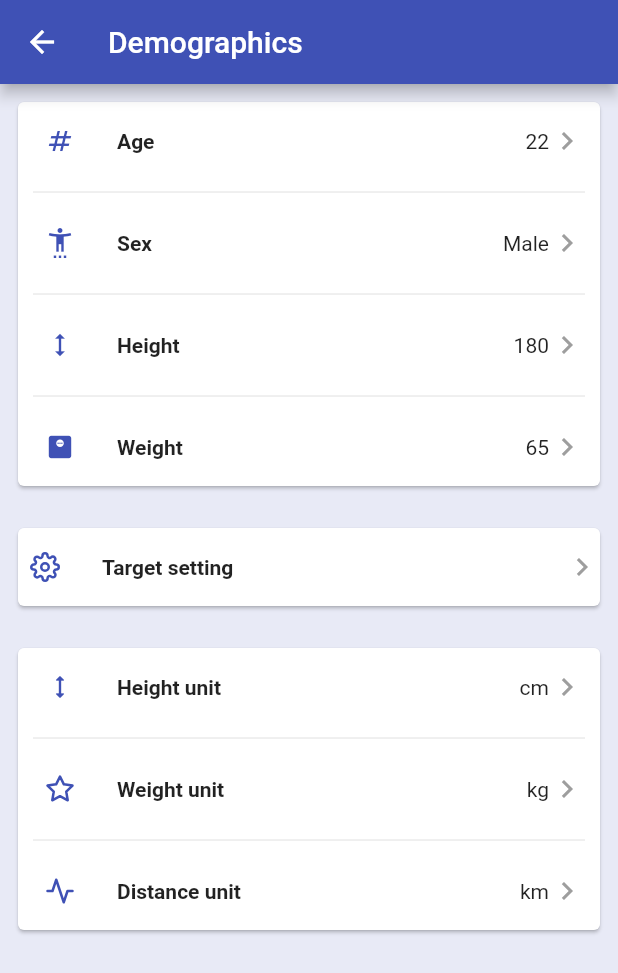
After one commit to Norah-524/nhif-mkononi, a Flutter app: the PInfo screen opened by its route, on a phone screen of 412 x 824 dp. The commit adds this screen. Shown: the top 973 px of the screen. Run offline on Flutter 3.47's test engine with Material 2 defaults, Android fonts, the phone set to English and light mode, and no system bars; our stand-ins replace carousel_slider, flutter_feather_icons, shared_preferences; missing offline and left inert: flutx; accounts and stored records are empty; network calls fail.

Commit message:
Added demographics

```diff
--- /dev/null
+++ b/lib/screens/demog.dart
@@ -0,0 +1,209 @@
+import 'package:flutter/material.dart';
+import 'personalprofile.dart';
+import 'package:flutter_feather_icons/flutter_feather_icons.dart';
+import 'package:http/http.dart' as http;
+import 'dart:convert';
+
+class PInfo extends StatefulWidget {
+  const PInfo({super.key});
+
+  @override
+  State<PInfo> createState() => _PInfoState();
+}
+
+class _PInfoState extends State<PInfo> {
+  String _name = '';
+  double _price = 0.0;
+
+  @override
+  void initState() {
+    super.initState();
+    _fetchName();
+  }
+
+  Future<void> _fetchName() async {
+    try {
+      final response = await http.get(Uri.parse(
+          'https://icare-student.dhis2.udsm.ac.tz/openmrs/ws/rest/v1/patient?identifier=loy&v=full&limit=10'));
+      print('Response status code: ${response.statusCode}');
+      print('Response headers: ${response.headers}');
+      print('Response body: ${response.body}');
+      if (response.statusCode == 200) {
+        final jsonData = json.decode(response.body);
+        // patientName = invoices[0]['patient']['name'];
+        setState(() {
+          _name = jsonData[0]['patient']['name'];
+          _price = jsonData[0]["items"][0]["price"];
+        });
+      } else {
+        // Handle the error
+        print('Failed to load name');
+      }
+    } catch (e) {
+      // Handle the exception
+      print('Exception occurred: $e');
+    }
+  }
+
+  Widget _buildSingleRow({String? title, IconData? icon, String? data}) {
+    return Row(
+      children: [
+        Container(
+          padding: EdgeInsets.all(8),
+          decoration: BoxDecoration(
+              borderRadius: BorderRadius.all(Radius.circular(4)),
+              color: Colors.white),
+          child: Icon(
+            icon,
+            color: Colors.indigo,
+            size: 20,
+          ),
+        ),
+        SizedBox(
+          width: 20,
+        ),
+        Expanded(
+          child: Text(
+            title!,
+            style: TextStyle(fontWeight: FontWeight.w600),
+          ),
+        ),
+        SizedBox(
+          width: 20,
+        ),
+        Text(
+          data!,
+          //style: TextStyle(color: Colors.grey),
+        ),
+        Icon(
+          Icons.keyboard_arrow_right,
+          color: Colors.grey,
+        ),
+      ],
+    );
+  }
+
+  @override
+  Widget build(BuildContext context) {
+    return Scaffold(
+      appBar: AppBar(
+        title: Text('Demographics'),
+      ),
+      body: Padding(
+        padding: const EdgeInsets.all(8.0),
+        child: Column(
+          children: [
+            Card(
+              child: Padding(
+                padding: const EdgeInsets.symmetric(horizontal: 10.0),
+                child: Column(
+                  children: [
+                    SizedBox(
+                      height: 8,
+                    ),
+                    _buildSingleRow(
+                        title: 'Age', icon: Icons.numbers, data: '22'),
+                    SizedBox(
+                      height: 8,
+                    ),
+                    Divider(),
+                    SizedBox(
+                      height: 8,
+                    ),
+                    _buildSingleRow(
+                        title: 'Sex',
+                        icon: Icons.settings_accessibility,
+                        data: 'Male'),
+                    SizedBox(
+                      height: 8,
+                    ),
+                    Divider(),
+                    SizedBox(
+                      height: 8,
+                    ),
+                    _buildSingleRow(
+                        title: 'Height', icon: Icons.height, data: '180'),
+                    SizedBox(
+                      height: 8,
+                    ),
+                    Divider(),
+                    SizedBox(
+                      height: 8,
+                    ),
+                    _buildSingleRow(
+                        title: 'Weight',
+                        icon: Icons.monitor_weight,
+                        data: '65'),
+                    SizedBox(
+                      height: 8,
+                    ),
+                  ],
+                ),
+              ),
+            ),
+            SizedBox(
+              height: 20,
+            ),
+            Card(
+                child: Column(children: [
+              SizedBox(
+                height: 8,
+              ),
+              _buildSingleRow(
+                  title: 'Target setting',
+                  icon: FeatherIcons.settings,
+                  data: ' '),
+              SizedBox(
+                height: 8,
+              ),
+            ])),
+            SizedBox(
+              height: 20,
+            ),
+            Card(
+              child: Padding(
+                padding: const EdgeInsets.symmetric(horizontal: 10.0),
+                child: Column(
+                  children: [
+                    SizedBox(
+                      height: 8,
+                    ),
+                    _buildSingleRow(
+                        title: 'Height unit',
+                        icon: Icons.height_rounded,
+                        data: 'cm'),
+                    SizedBox(
+                      height: 8,
+                    ),
+                    Divider(),
+                    SizedBox(
+                      height: 8,
+                    ),
+                    _buildSingleRow(
+                        title: 'Weight unit',
+                        icon: FeatherIcons.star,
+                        data: 'kg'),
+                    SizedBox(
+                      height: 8,
+                    ),
+                    Divider(),
+                    SizedBox(
+                      height: 8,
+                    ),
+                    _buildSingleRow(
+                        title: 'Distance unit',
+                        icon: FeatherIcons.activity,
+                        data: 'km'),
+                    SizedBox(
+                      height: 8,
+                    ),
+                  ],
+                ),
+              ),
+            ),
+          ],
+        ),
+      ),
+    );
+  }
+}
--- a/lib/screens/payment.dart
+++ b/lib/screens/payment.dart
@@ -31,7 +31,7 @@ class _PaymentState extends State<Payment> {
                 onPressed: () {},
                 child: Icon(
                   Icons.add,
-                  color: Colors.purple,
+                  color: Colors.indigo,
                 ),
                 style: ButtonStyle(
                     backgroundColor:
@@ -39,7 +39,7 @@ class _PaymentState extends State<Payment> {
                     shape: MaterialStateProperty.all<RoundedRectangleBorder>(
                         RoundedRectangleBorder(
                             borderRadius: BorderRadius.circular(8.0),
-                            side: BorderSide(color: Colors.purple)))),
+                            side: BorderSide(color: Colors.indigo)))),
               ),
             ),
             BillsTable(),
```
Also changed, not shown: lib/main.dart (+8 -0 lines), lib/modules/bills.dart (+23 -9 lines), lib/modules/servicelist.dart (added, +37 -0 lines), lib/screens/home.dart (+10 -5 lines), lib/screens/loginpage.dart (+2 -7 lines), lib/screens/personalprofile.dart (+10 -5 lines), lib/screens/profile.dart (+14 -11 lines), lib/screens/services.dart (added, +71 -0 lines), lib/screens/slists.dart (added, +71 -0 lines), lib/screens/visits.dart (added, +101 -0 lines), assets/loy.jpeg (added).
